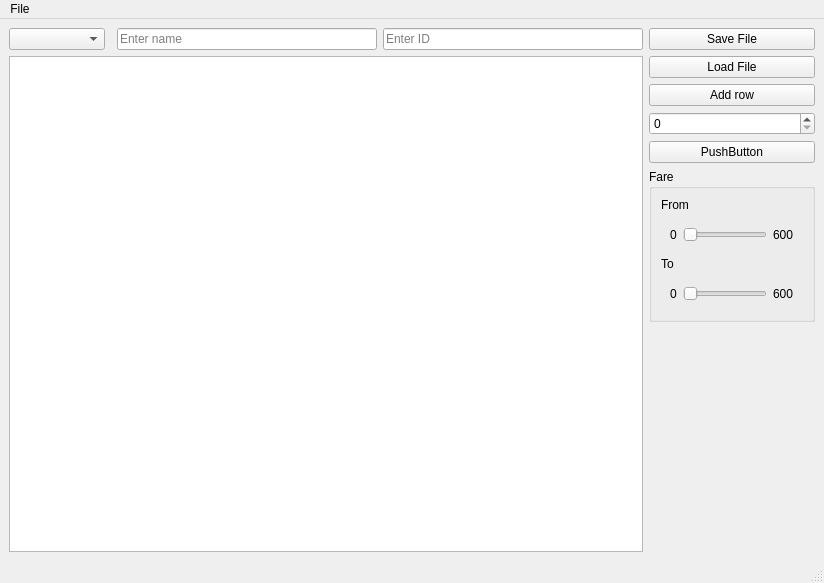
Above: src/ex_modelview/mainwindow.ui from dsba-z/week18cpp2021-modelview before the change. Below: the same form after it.
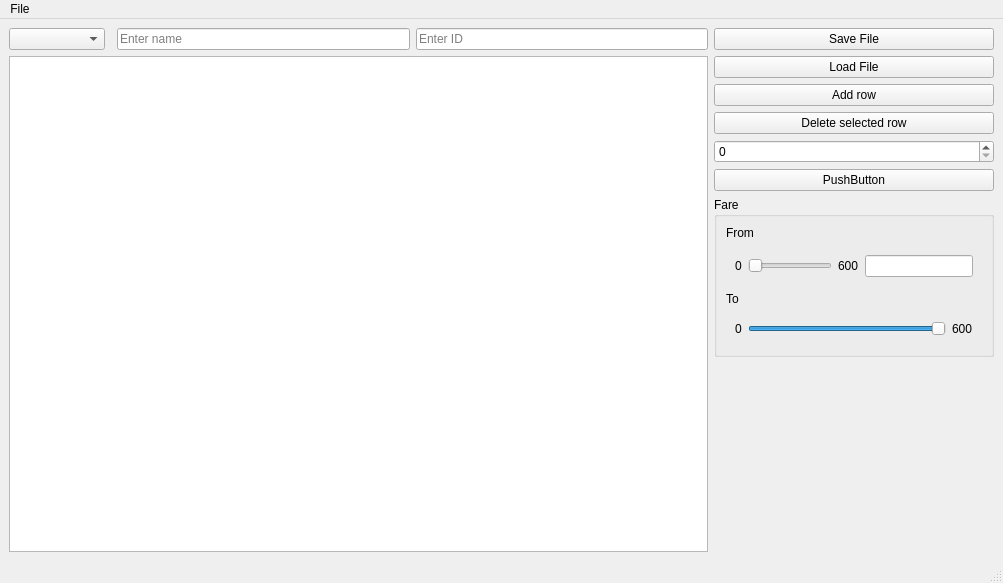
That is the form after the change.

Diff of the .ui file:
```diff
--- a/src/ex_modelview/mainwindow.ui
+++ b/src/ex_modelview/mainwindow.ui
@@ -6,7 +6,7 @@
    <rect>
     <x>0</x>
     <y>0</y>
-    <width>824</width>
+    <width>1003</width>
     <height>583</height>
    </rect>
   </property>
@@ -15,14 +15,110 @@
   </property>
   <widget class="QWidget" name="centralwidget">
    <layout class="QGridLayout" name="gridLayout">
-    <item row="6" column="6" colspan="3">
+    <item row="9" column="6" colspan="3">
+     <widget class="QGroupBox" name="fareGroupBox">
+      <property name="title">
+       <string>Fare</string>
+      </property>
+      <layout class="QVBoxLayout" name="verticalLayout">
+       <item>
+        <widget class="QLabel" name="fareFromLabel">
+         <property name="text">
+          <string>From</string>
+         </property>
+        </widget>
+       </item>
+       <item>
+        <widget class="QWidget" name="widget" native="true">
+         <layout class="QHBoxLayout" name="horizontalLayout">
+          <item>
+           <widget class="QLabel" name="fareFromMinLabel">
+            <property name="text">
+             <string>0</string>
+            </property>
+           </widget>
+          </item>
+          <item>
+           <widget class="QSlider" name="fareFromSlider">
+            <property name="maximum">
+             <number>600</number>
+            </property>
+            <property name="orientation">
+             <enum>Qt::Horizontal</enum>
+            </property>
+           </widget>
+          </item>
+          <item>
+           <widget class="QLabel" name="fareFromMaLabel">
+            <property name="text">
+             <string>600</string>
+            </property>
+           </widget>
+          </item>
+          <item>
+           <widget class="QLineEdit" name="fareFromLineEdit">
+            <property name="readOnly">
+             <bool>false</bool>
+            </property>
+           </widget>
+          </item>
+         </layout>
+        </widget>
+       </item>
+       <item>
+        <widget class="QLabel" name="fareToLabel">
+         <property name="text">
+          <string>To</string>
+         </property>
+        </widget>
+       </item>
+       <item>
+        <widget class="QWidget" name="widget_2" native="true">
+         <layout class="QHBoxLayout" name="horizontalLayout_2">
+          <item>
+           <widget class="QLabel" name="fareToMinLabel">
+            <property name="text">
+             <string>0</string>
+            </property>
+           </widget>
+          </item>
+          <item>
+           <widget class="QSlider" name="fareToSlider">
+            <property name="maximum">
+             <number>600</number>
+            </property>
+            <property name="value">
+             <number>600</number>
+            </property>
+            <property name="orientation">
+             <enum>Qt::Horizontal</enum>
+            </property>
+           </widget>
+          </item>
+          <item>
+           <widget class="QLabel" name="fareToMaxLabel">
+            <property name="text">
+             <string>600</string>
+            </property>
+           </widget>
+          </item>
+         </layout>
+        </widget>
+       </item>
+      </layout>
+     </widget>
+    </item>
+    <item row="7" column="6" colspan="3">
      <widget class="QSpinBox" name="spinBox">
       <property name="maximum">
        <number>999</number>
       </property>
      </widget>
     </item>
-    <item row="13" column="6">
+    <item row="4" column="1" rowspan="11" colspan="4">
+     <widget class="QTableView" name="tableDetailsView"/>
+    </item>
+    <item row="14" column="6">
      <spacer name="verticalSpacer">
       <property name="orientation">
        <enum>Qt::Vertical</enum>
@@ -49,7 +145,7 @@
       </property>
      </widget>
     </item>
-    <item row="7" column="6" colspan="3">
+    <item row="8" column="6" colspan="3">
      <widget class="QPushButton" name="pushButton">
       <property name="text">
        <string>PushButton</string>
@@ -70,93 +166,6 @@
       </property>
      </widget>
     </item>
-    <item row="0" column="1">
-     <widget class="QComboBox" name="comboBox">
-      <property name="placeholderText">
-       <string>Placeholder</string>
-      </property>
-     </widget>
-    </item>
-    <item row="8" column="6" colspan="3">
-     <widget class="QGroupBox" name="fareGroupBox">
-      <property name="title">
-       <string>Fare</string>
-      </property>
-      <layout class="QVBoxLayout" name="verticalLayout">
-       <item>
-        <widget class="QLabel" name="fareFromLabel">
-         <property name="text">
-          <string>From</string>
-         </property>
-        </widget>
-       </item>
-       <item>
-        <widget class="QWidget" name="widget" native="true">
-         <layout class="QHBoxLayout" name="horizontalLayout">
-          <item>
-           <widget class="QLabel" name="fareFromMinLabel">
-            <property name="text">
-             <string>0</string>
-            </property>
-           </widget>
-          </item>
-          <item>
-           <widget class="QSlider" name="fareFromSlider">
-            <property name="orientation">
-             <enum>Qt::Horizontal</enum>
-            </property>
-           </widget>
-          </item>
-          <item>
-           <widget class="QLabel" name="fareFromMaLabel">
-            <property name="text">
-             <string>600</string>
-            </property>
-           </widget>
-          </item>
-         </layout>
-        </widget>
-       </item>
-       <item>
-        <widget class="QLabel" name="fareToLabel">
-         <property name="text">
-          <string>To</string>
-         </property>
-        </widget>
-       </item>
-       <item>
-        <widget class="QWidget" name="widget_2" native="true">
-         <layout class="QHBoxLayout" name="horizontalLayout_2">
-          <item>
-           <widget class="QLabel" name="fareToMinLabel">
-            <property name="text">
-             <string>0</string>
-            </property>
-           </widget>
-          </item>
-          <item>
-           <widget class="QSlider" name="fareToSlider">
-            <property name="orientation">
-             <enum>Qt::Horizontal</enum>
-            </property>
-           </widget>
-          </item>
-          <item>
-           <widget class="QLabel" name="fareToMaxLabel">
-            <property name="text">
-             <string>600</string>
-            </property>
-           </widget>
-          </item>
-         </layout>
-        </widget>
-       </item>
-      </layout>
-     </widget>
-    </item>
-    <item row="4" column="1" rowspan="10" colspan="4">
-     <widget class="QTableView" name="tableDetailsView"/>
-    </item>
     <item row="0" column="4">
      <widget class="QLineEdit" name="lineEdit">
       <property name="placeholderText">
@@ -164,6 +173,20 @@
       </property>
      </widget>
     </item>
+    <item row="0" column="1">
+     <widget class="QComboBox" name="comboBox">
+      <property name="placeholderText">
+       <string>Placeholder</string>
+      </property>
+     </widget>
+    </item>
+    <item row="6" column="6" colspan="3">
+     <widget class="QPushButton" name="deleteButton">
+      <property name="text">
+       <string>Delete selected row</string>
+      </property>
+     </widget>
+    </item>
    </layout>
   </widget>
   <widget class="QMenuBar" name="menubar">
@@ -171,7 +194,7 @@
     <rect>
      <x>0</x>
      <y>0</y>
-     <width>824</width>
+     <width>1003</width>
      <height>23</height>
     </rect>
    </property>
```
